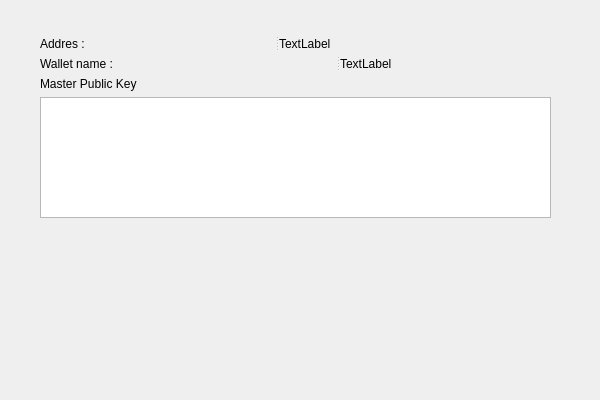
bmstu-iu8-2018-project/wallet, file offline_wallet/informationwindow.ui: the form before one commit.
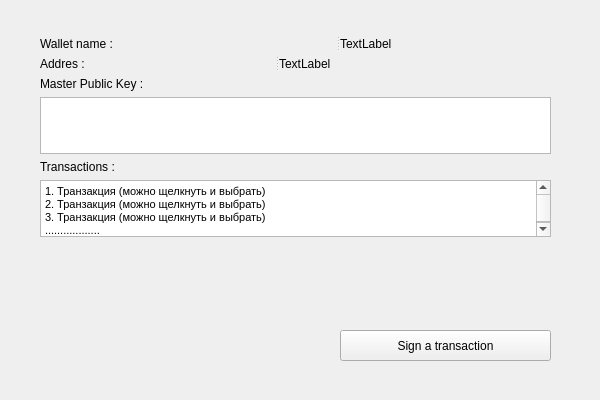
The form after the commit.

Commit message: update information window

Diff of the .ui file:
```diff
--- a/offline_wallet/informationwindow.ui
+++ b/offline_wallet/informationwindow.ui
@@ -19,27 +19,10 @@
      <x>40</x>
      <y>37</y>
      <width>511</width>
-     <height>181</height>
+     <height>201</height>
     </rect>
    </property>
    <layout class="QVBoxLayout" name="verticalLayout_2">
-    <item>
-     <widget class="QSplitter" name="splitter_2">
-      <property name="orientation">
-       <enum>Qt::Horizontal</enum>
-      </property>
-      <widget class="QLabel" name="label_addres">
-       <property name="text">
-        <string>Addres :</string>
-       </property>
-      </widget>
-      <widget class="QLabel" name="addres">
-       <property name="text">
-        <string>TextLabel</string>
-       </property>
-      </widget>
-     </widget>
-    </item>
     <item>
      <widget class="QSplitter" name="splitter">
       <property name="orientation">
@@ -57,22 +40,76 @@
       </widget>
      </widget>
     </item>
+    <item>
+     <widget class="QSplitter" name="splitter_2">
+      <property name="orientation">
+       <enum>Qt::Horizontal</enum>
+      </property>
+      <widget class="QLabel" name="label_addres">
+       <property name="text">
+        <string>Addres :</string>
+       </property>
+      </widget>
+      <widget class="QLabel" name="addres">
+       <property name="text">
+        <string>TextLabel</string>
+       </property>
+      </widget>
+     </widget>
+    </item>
     <item>
      <layout class="QVBoxLayout" name="verticalLayout">
       <item>
        <widget class="QLabel" name="label_pub_key">
         <property name="text">
-         <string>Master Public Key</string>
+         <string>Master Public Key :</string>
         </property>
        </widget>
       </item>
       <item>
-       <widget class="QTextBrowser" name="textBrowser"/>
+       <widget class="QTextBrowser" name="public_key"/>
+      </item>
+      <item>
+       <layout class="QVBoxLayout" name="verticalLayout_3">
+        <item>
+         <widget class="QLabel" name="label_transactions">
+          <property name="text">
+           <string>Transactions :</string>
+          </property>
+         </widget>
+        </item>
+       </layout>
+      </item>
+      <item>
+       <widget class="QTextBrowser" name="transactions">
+        <property name="html">
+         <string>&lt;!DOCTYPE HTML PUBLIC &quot;-//W3C//DTD HTML 4.0//EN&quot; &quot;http://www.w3.org/TR/REC-html40/strict.dtd&quot;&gt;
+&lt;html&gt;&lt;head&gt;&lt;meta name=&quot;qrichtext&quot; content=&quot;1&quot; /&gt;&lt;style type=&quot;text/css&quot;&gt;
+p, li { white-space: pre-wrap; }
+&lt;/style&gt;&lt;/head&gt;&lt;body style=&quot; font-family:'MS Shell Dlg 2'; font-size:8pt; font-weight:400; font-style:normal;&quot;&gt;
+&lt;p style=&quot; margin-top:0px; margin-bottom:0px; margin-left:0px; margin-right:0px; -qt-block-indent:0; text-indent:0px;&quot;&gt;1. Транзакция (можно щелкнуть и выбрать)&lt;br /&gt;2. Транзакция (можно щелкнуть и выбрать)&lt;/p&gt;
+&lt;p style=&quot; margin-top:0px; margin-bottom:0px; margin-left:0px; margin-right:0px; -qt-block-indent:0; text-indent:0px;&quot;&gt;3. Транзакция (можно щелкнуть и выбрать)&lt;/p&gt;
+&lt;p style=&quot; margin-top:0px; margin-bottom:0px; margin-left:0px; margin-right:0px; -qt-block-indent:0; text-indent:0px;&quot;&gt;..................&lt;/p&gt;&lt;/body&gt;&lt;/html&gt;</string>
+        </property>
+       </widget>
       </item>
      </layout>
     </item>
    </layout>
   </widget>
+  <widget class="QPushButton" name="sing_transaction">
+   <property name="geometry">
+    <rect>
+     <x>340</x>
+     <y>330</y>
+     <width>211</width>
+     <height>31</height>
+    </rect>
+   </property>
+   <property name="text">
+    <string>Sign a transaction</string>
+   </property>
+  </widget>
  </widget>
  <resources/>
  <connections/>
```
The commit also changes 7 other files.
